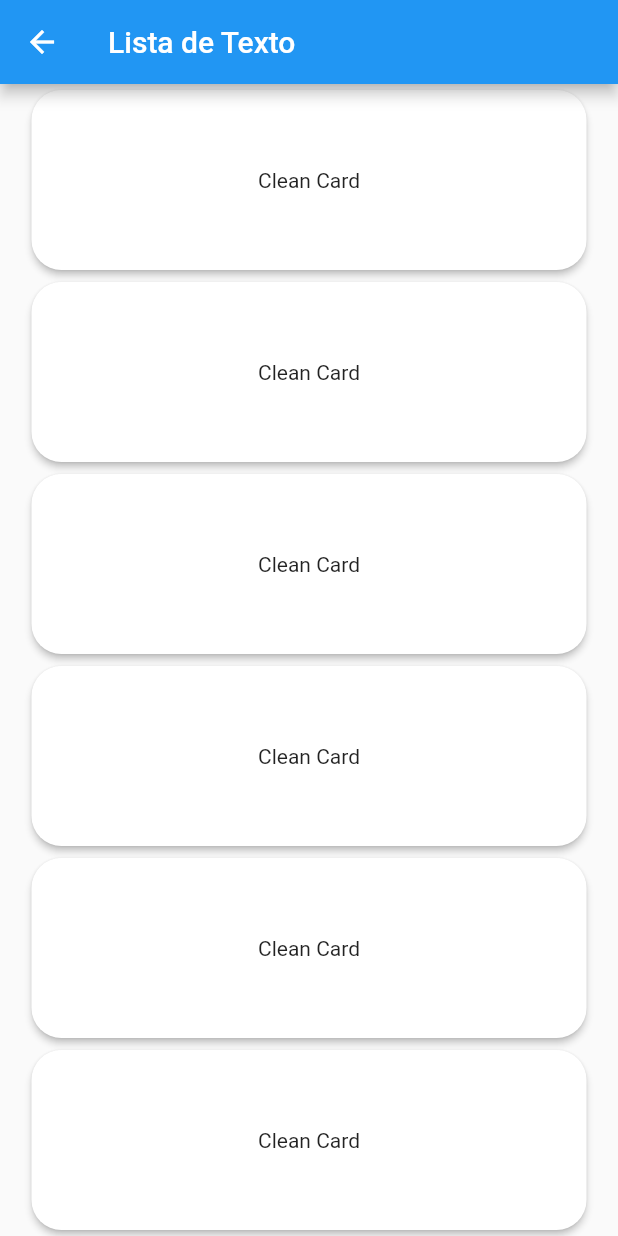
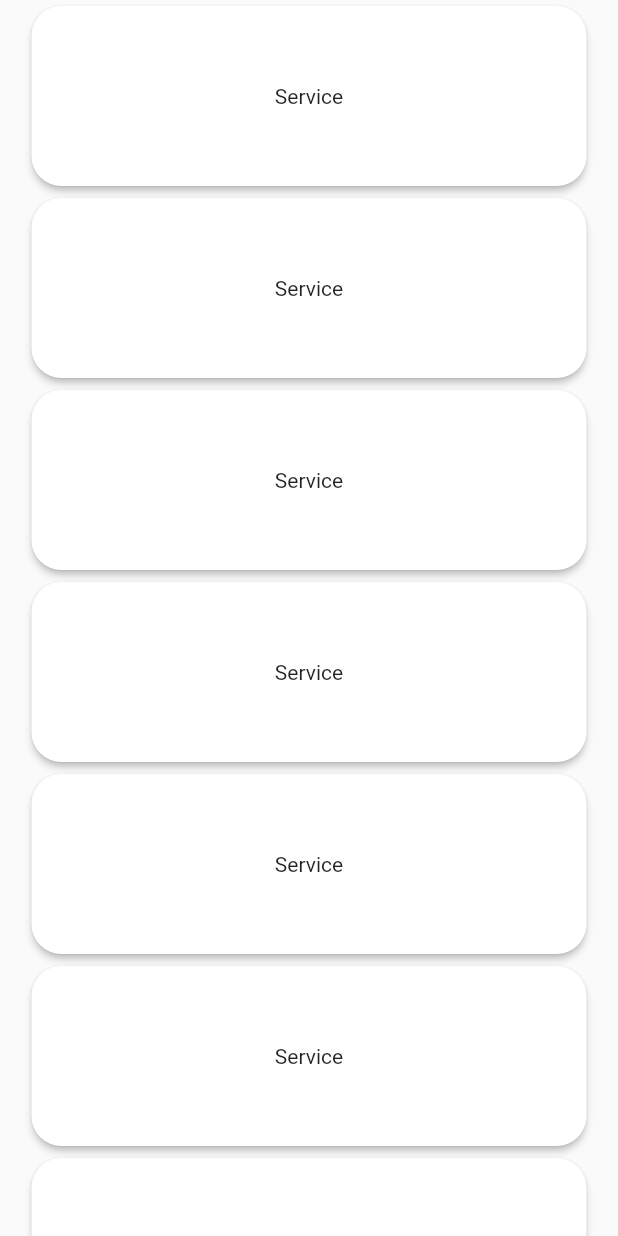
Before and after one commit to luispayaresj/flutter_practice, a Flutter app: the ListView1 screen opened directly, on a phone screen of 412 x 824 dp. Run offline on Flutter 3.47's test engine with Material 2 defaults, Android fonts, the phone set to English and light mode, and no system bars; our stand-ins replace firebase_core, firebase_database, lottie; missing offline and left inert: dart:ffi; accounts and stored records are empty; network calls fail.

```diff
--- a/lib/views/listview_1.dart
+++ b/lib/views/listview_1.dart
@@ -100,9 +100,9 @@ class ListView1 extends StatelessWidget {
   @override
   Widget build(BuildContext context) {
   return  Scaffold(
-    appBar: AppBar(
+    /* appBar: AppBar(
       title: const Text('Lista de Texto'),
-    ),
+    ), */
   body: ListView.builder(
       itemCount: _games.length,
       physics: const BouncingScrollPhysics(),
@@ -171,7 +171,7 @@ class CardCustome extends StatelessWidget {
         child: SizedBox(
         width: 370,
         height: 120,
-        child: Center(child: Text('Clean Card')),
+        child: Center(child: Text('Service')),
 
         ),
 
```
Also changed, not shown: lib/views/menu.dart (+20 -6 lines), 1 other file.
